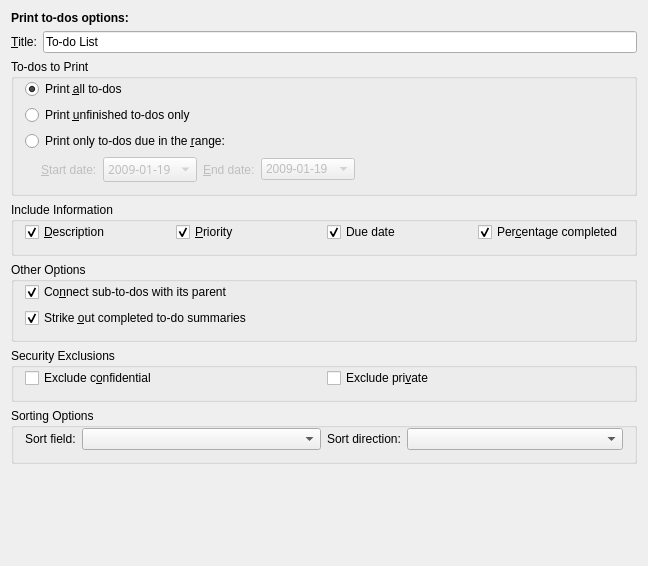
Old version of the form printing/calprinttodoconfig_base.ui in the repository KDE/korganizer.
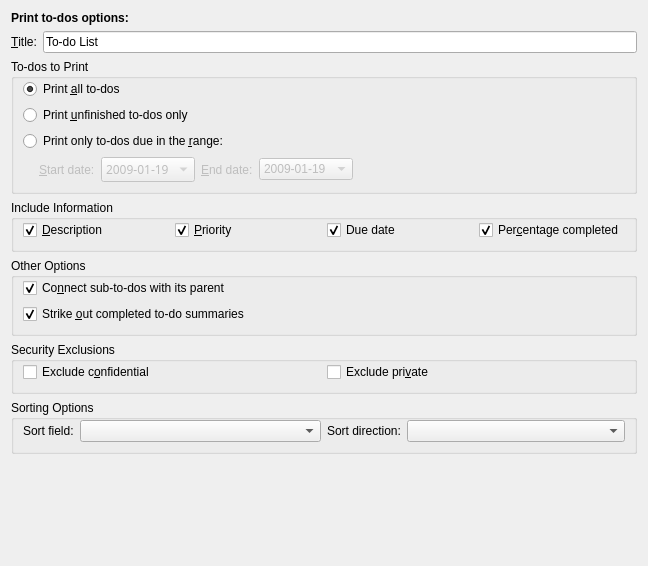
New version of the form. Custom widgets are drawn as their Qt base class.

```diff
--- a/printing/calprinttodoconfig_base.ui
+++ b/printing/calprinttodoconfig_base.ui
@@ -419,8 +419,6 @@
    </item>
   </layout>
  </widget>
- <layoutdefault spacing="6" margin="11" />
- <pixmapfunction>qPixmapFromMimeSource</pixmapfunction>
  <customwidgets>
   <customwidget>
    <class>KPIM::KDateEdit</class>
```
